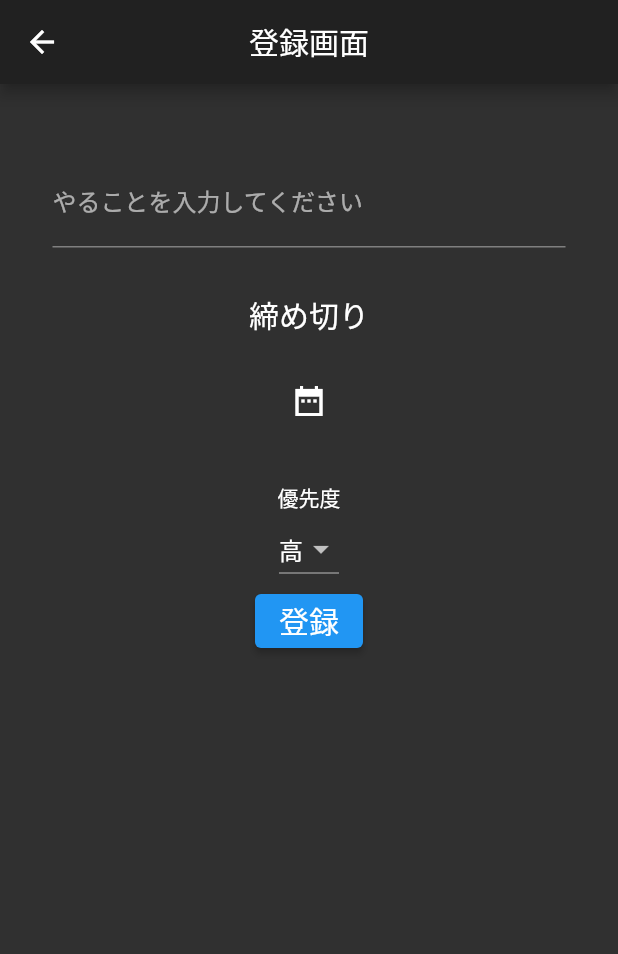
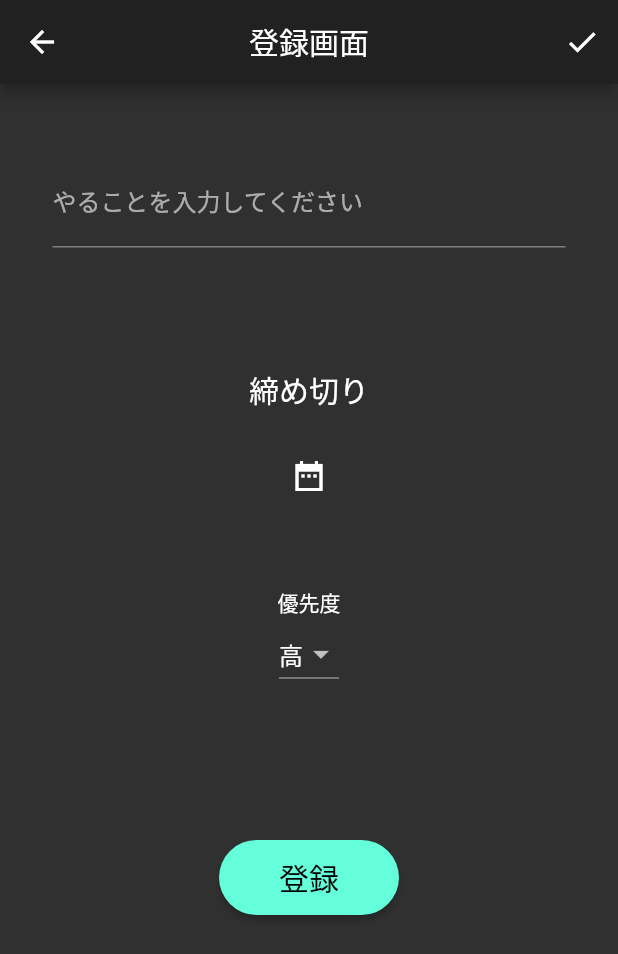
Before and after one commit to hachimitsuboy/todo_list, a Flutter app: the screen it shows after launch, after a tap on the "add" icon, on a phone screen of 412 x 824 dp. Shown: the top 954 px of the screen. Run offline on Flutter 3.47's test engine with Material 2 defaults, Android fonts, the phone set to English and light mode, and no system bars; our stand-ins replace moor; generated files the repository leaves out were written again.

Commit message:
やることの登録機能実装

```diff
--- a/lib/db/database.dart
+++ b/lib/db/database.dart
@@ -9,9 +9,9 @@ part 'database.g.dart';
 class Todos extends Table {
   TextColumn get toDo => text()();
 
-  TextColumn get priority => text()();
+  IntColumn get priority => integer()();
 
-  IntColumn get deadline => integer()();
+  TextColumn get deadline => text()();
 
   @override
   // TODO: implement primaryKey
@@ -47,7 +47,7 @@ class MyDatabase extends _$MyDatabase {
 
   Future updateTodo(Todo todo) => update(todos).replace(todo);
 
-  Future deleteTodo(Todo todo) => (delete(todos)..where((tbl) => tbl.toDo.equals(todo.todo))).go();
+  Future deleteTodo(Todo todo) => (delete(todos)..where((tbl) => tbl.toDo.equals(todo.toDo))).go();
 
 
 }
--- a/lib/main.dart
+++ b/lib/main.dart
@@ -23,7 +23,6 @@ class MyApp extends StatelessWidget {
       home: HomeScreen(),
       routes: <String, WidgetBuilder>{
         '/home':(BuildContext context) => new HomeScreen(),
-        '/edit':(BuildContext context) => new EditScreen(),
         '/test':(BuildContext context) => new TestScreen(),
       },
     );
--- a/lib/view/screens/edit_screen.dart
+++ b/lib/view/screens/edit_screen.dart
@@ -1,7 +1,8 @@
 import 'package:flutter/material.dart';
 import 'dart:async';
 import 'package:intl/intl.dart';
-
+import 'package:todo_list/db/database.dart';
+import 'package:todo_list/main.dart';
 
 class EditScreen extends StatefulWidget {
   const EditScreen({Key? key}) : super(key: key);
@@ -13,7 +14,7 @@ class EditScreen extends StatefulWidget {
 class _EditScreenState extends State<EditScreen> {
   TextEditingController _todoEditingController = TextEditingController();
 
-  String _dropdownValue = "高";
+  String _priorityValue = "1";
   String _deadLine = "";
   List<DropdownMenuItem<String>> _priorityList = [];
 
@@ -27,22 +28,30 @@ class _EditScreenState extends State<EditScreen> {
     _priorityList
       ..add(DropdownMenuItem(
         child: Text("高"),
-        value: "高",
+        value: "1",
       ))
       ..add(DropdownMenuItem(
         child: Text("中"),
-        value: "中",
+        value: "2",
       ))
       ..add(DropdownMenuItem(
         child: Text("低"),
-        value: "低",
+        value: "3",
       ));
   }
 
   @override
   Widget build(BuildContext context) {
     return Scaffold(
+      resizeToAvoidBottomInset: false,
       appBar: AppBar(
+        actions: [
+          IconButton(
+            onPressed: () => tapRegistration(context),
+            icon: Icon(Icons.done),
+            tooltip: "登録",
+          ),
+        ],
         title: Text("登録画面"),
         centerTitle: true,
       ),
@@ -61,9 +70,7 @@ class _EditScreenState extends State<EditScreen> {
               textAlign: TextAlign.center,
             ),
           ),
-          SizedBox(
-            height: 30,
-          ),
+          SizedBox(height: 80),
           Text(
             "締め切り",
             style: TextStyle(fontSize: 20),
@@ -76,25 +83,36 @@ class _EditScreenState extends State<EditScreen> {
               onPressed: () => openCalender(context),
               icon: Icon(Icons.date_range_sharp)),
           SizedBox(
-            height: 30,
+            height: 50,
           ),
           Text("優先度"),
           DropdownButton(
             items: _priorityList,
-            value: _dropdownValue,
+            value: _priorityValue,
             onChanged: (String? value) {
               print(value);
               setState(() {
-                _dropdownValue = value!;
+                _priorityValue = value!;
               });
             },
           ),
-          ElevatedButton(
-
-            onPressed: () => tapRegistration(context),
-            child: Text(
-              "登録",
-              style: TextStyle(fontSize: 20),
+          SizedBox(height: 100),
+          SizedBox(
+            height: 50,
+            width: 120,
+            child: ElevatedButton(
+              style: ElevatedButton.styleFrom(
+                primary: Colors.tealAccent,
+                onPrimary: Colors.black,
+                shape: RoundedRectangleBorder(
+                  borderRadius: BorderRadius.circular(30),
+                ),
+              ),
+              onPressed: () => tapRegistration(context),
+              child: Text(
+                "登録",
+                style: TextStyle(fontSize: 20),
+              ),
             ),
           )
         ],
@@ -116,11 +134,41 @@ class _EditScreenState extends State<EditScreen> {
     }
   }
 
-  tapRegistration(BuildContext context) {
+  tapRegistration(BuildContext context) async{
     //TODO DBに登録
-    print("押されたよおお");
-    //なぜかここが原因で画面遷移しなかった
-    // Navigator.of(context).pop();
-    // Navigator.pop(context, true);
+
+    if (_todoEditingController.text == "") {
+      return;
+    }
+
+    var _priorityIntValue = 0;
+    switch (_priorityValue) {
+      case "1":
+        _priorityIntValue = 1;
+        break;
+      case "2":
+        _priorityIntValue = 2;
+        break;
+      case "3":
+        _priorityIntValue = 3;
+        break;
+    }
+
+    Todo todo = Todo(
+      toDo: _todoEditingController.text,
+      priority: _priorityIntValue,
+      deadline: _deadLine,
+    );
+
+    print(todo);
+    await database.addTodo(todo);
+    _todoEditingController.text = "";
+
+    //TODO 登録完了メッセージを表示させる
+
+    Navigator.pop(context,true);
   }
 }
+
+//TODO 画面に黄色いテープ見たいなエラーが発生する
+//ScaffoldにresizeToAvoidBottomInset: falseを追加する。
--- a/lib/view/screens/home_screen.dart
+++ b/lib/view/screens/home_screen.dart
@@ -1,30 +1,80 @@
 import 'package:flutter/material.dart';
+import 'package:todo_list/db/database.dart';
+import 'package:todo_list/main.dart';
+import 'package:todo_list/view/components/list_card.dart';
+import 'package:todo_list/view/screens/edit_screen.dart';
 
 class HomeScreen extends StatefulWidget {
-
-
   @override
   _HomeScreenState createState() => _HomeScreenState();
 }
 
 class _HomeScreenState extends State<HomeScreen> {
+  List<Todo> _todoList = [];
+
+  @override
+  void initState() {
+    super.initState();
+    _setTodoList();
+    print("initState完了");
+  }
+
+  Future<void> _setTodoList() async {
+    _todoList = await database.allTodos;
+
+    setState(() {});
+    print(_todoList);
+    print("todoListロード完了");
+  }
+
   @override
   Widget build(BuildContext context) {
     return Scaffold(
       appBar: AppBar(
+        actions: [
+          IconButton(
+            onPressed: () => _tapSort(),
+            icon: Icon(Icons.sort),
+          ),
+        ],
         title: Text("やることリスト"),
         centerTitle: true,
       ),
       floatingActionButton: FloatingActionButton(
         child: Icon(Icons.add),
-        onPressed: (){
-          Navigator.of(context).pushNamed("/edit");
-        },
-
+        onPressed: () => _startEditScreen(),
       ),
       body: Container(
-        child: Center(child: Text("リスト一覧")),
+        child: ListView.builder(
+          itemCount: _todoList.length,
+          itemBuilder: (BuildContext context, int index) {
+            return ListCard(
+              toDo: _todoList[index],
+            );
+          },
+        ),
       ),
     );
   }
+
+  _tapSort() {
+    //TODO 優先度順にtodoリストを並び替える
+    print("優先度順に並び替える");
+  }
+
+  //HomeScreenにpopした時に際描画するための処理
+  _startEditScreen() async {
+    final result = await Navigator.push(context,
+        new MaterialPageRoute<bool>(builder: (context) => EditScreen()));
+
+    if (result != null) {
+      if (result) {
+        _setTodoList();
+        setState(() {});
+        print("HomeScreenに戻ってきたよ");
+      }
+    }
+  }
+
+
 }
```
Also changed, not shown: lib/view/components/list_card.dart (+71 -0 lines), lib/db/database.g.dart.
